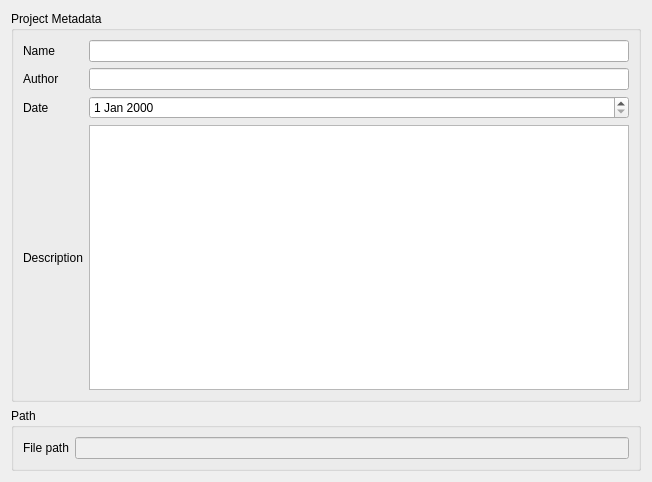
Eltee/cdegs-aid, file ui/project_widget.ui: the form before one commit.
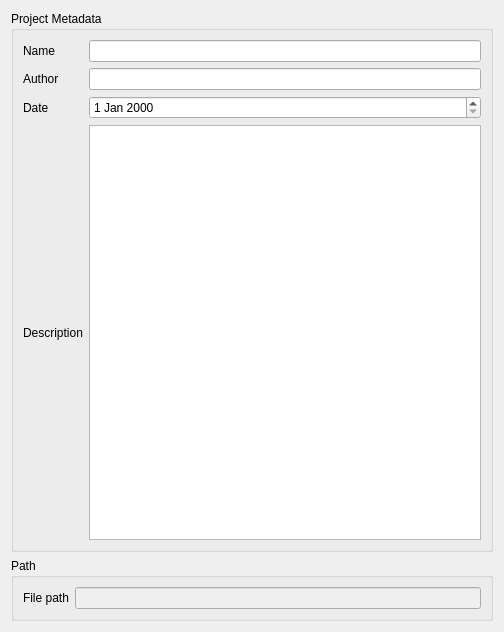
The form after the commit.

Commit message: Avancement de l'interface conducteur

Diff of the .ui file:
```diff
--- a/ui/project_widget.ui
+++ b/ui/project_widget.ui
@@ -6,10 +6,22 @@
    <rect>
     <x>0</x>
     <y>0</y>
-    <width>652</width>
-    <height>482</height>
+    <width>504</width>
+    <height>632</height>
    </rect>
   </property>
+  <property name="sizePolicy">
+   <sizepolicy hsizetype="MinimumExpanding" vsizetype="MinimumExpanding">
+    <horstretch>0</horstretch>
+    <verstretch>0</verstretch>
+   </sizepolicy>
+  </property>
+  <property name="minimumSize">
+   <size>
+    <width>504</width>
+    <height>632</height>
+   </size>
+  </property>
   <property name="windowTitle">
    <string>Form</string>
   </property>
```
The commit also changes 6 other files.
